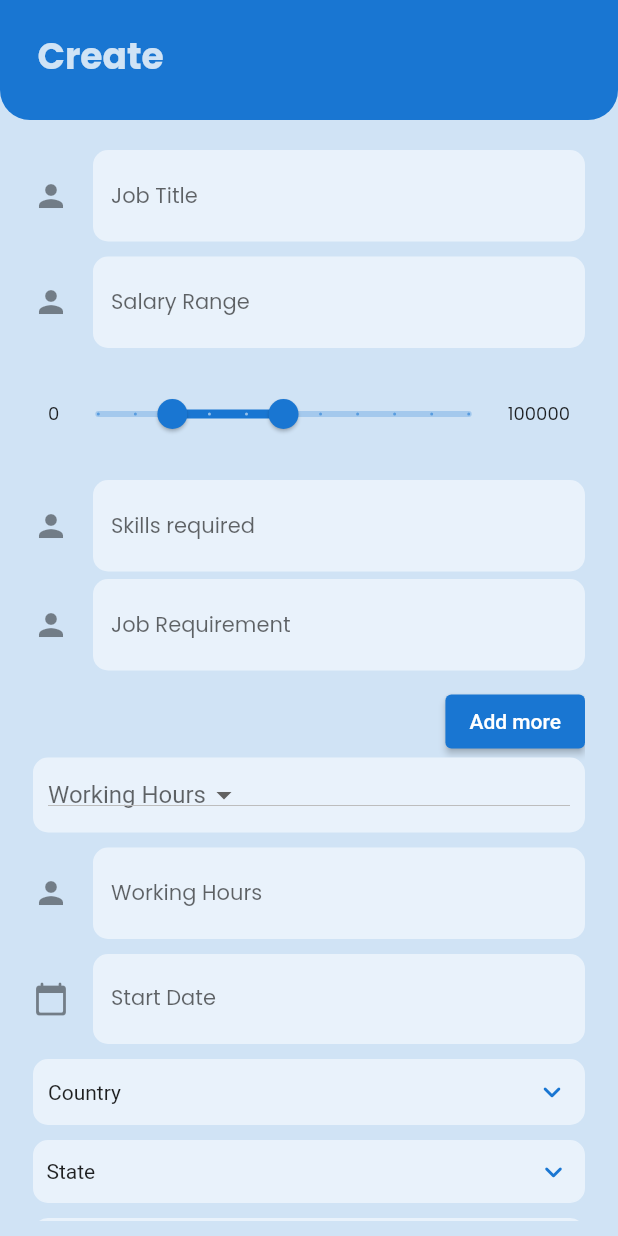
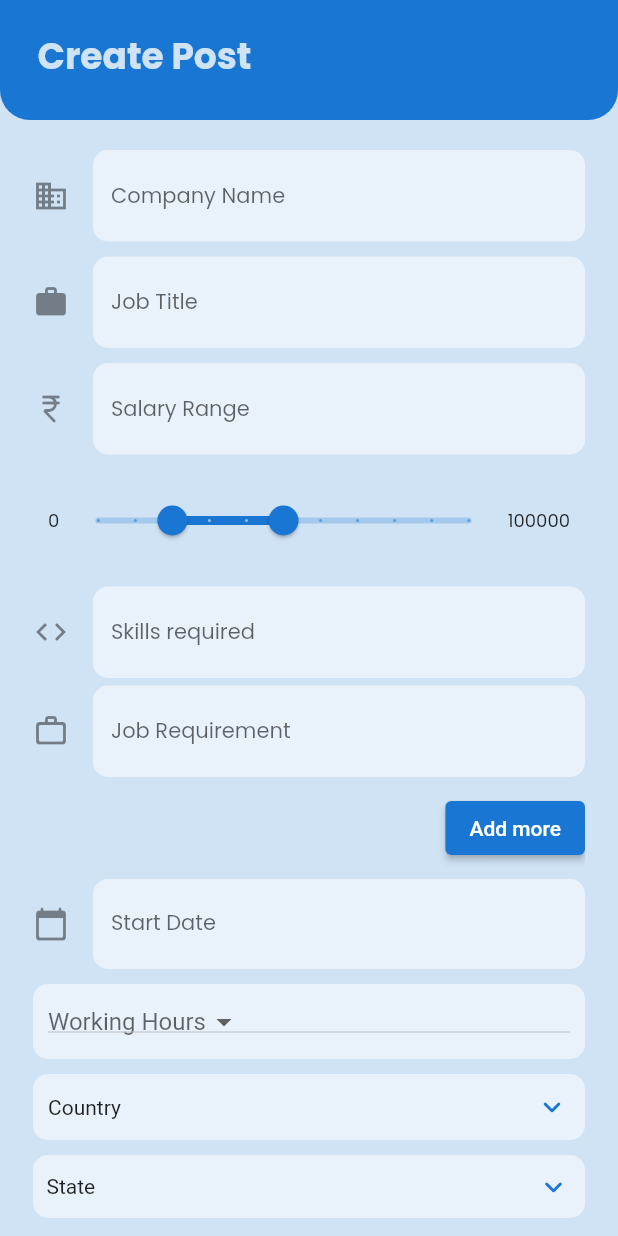
Before and after one commit to The-Blue-BIT-Hackathon/26_SPD, a Flutter app: the CreatePost screen opened directly, on a phone screen of 412 x 824 dp. Run offline on Flutter 3.47's test engine with Material 2 defaults, Android fonts, the light colour scheme and no system bars; drawn by our look-alikes of csc_picker; our stand-ins replace file_picker, firebase_auth, firebase_core, firebase_storage, flutter_feather_icons, google_fonts and 5 more; missing offline and left inert: pluto_menu_bar; accounts and stored records are empty; project files that could hold a hidden picture were left out.

Commit message:
create post screen done

```diff
--- a/lib/UI/Screens/Company/CreatePostScreen.dart
+++ b/lib/UI/Screens/Company/CreatePostScreen.dart
@@ -121,7 +121,7 @@
           backgroundColor: Colors.transparent,
           elevation: 0.0,
           toolbarHeight: 80,
-          flexibleSpace: const RoundAppBar(title: 'Create'),
+          flexibleSpace: const RoundAppBar(title: 'Create Post'),
         ),
         body: Container(
           margin: const EdgeInsets.symmetric(horizontal: 22.0, vertical: 10.0),
@@ -130,12 +130,29 @@
               children: [
                 const SizedBox(height: 10.0),
                 TextField(
+                  controller: _cnameController,
+                  keyboardType: TextInputType.name,
+                  decoration: InputDecoration(
+                    hintText: "Company Name",
+                    hintStyle: kTextPopR14,
+                    icon: const Icon(Icons.domain),
+                    filled: true,
+                    fillColor: kbgColor,
+                    border: OutlineInputBorder(
+                      borderRadius: BorderRadius.circular(10),
+                      borderSide: BorderSide.none,
+                    ),
+                  ),
+                  textInputAction: TextInputAction.next,
+                ),
+                const SizedBox(height: 10.0),
+                TextField(
                   controller: _titleController,
                   keyboardType: TextInputType.name,
                   decoration: InputDecoration(
                     hintText: "Job Title",
                     hintStyle: kTextPopR14,
-                    icon: const Icon(Icons.person),
+                    icon: const Icon(Icons.work),
                     filled: true,
                     fillColor: kbgColor,
                     border: OutlineInputBorder(
@@ -152,7 +169,7 @@
                   decoration: InputDecoration(
                     hintText: "Salary Range",
                     hintStyle: kTextPopR14,
-                    icon: const Icon(Icons.person),
+                    icon: const Icon(Icons.currency_rupee_rounded),
                     filled: true,
                     fillColor: kbgColor,
                     border: OutlineInputBorder(
@@ -202,7 +219,7 @@
                   decoration: InputDecoration(
                     hintText: "Skills required",
                     hintStyle: kTextPopR14,
-                    icon: const Icon(Icons.person),
+                    icon: const Icon(Icons.code),
                     filled: true,
                     fillColor: kbgColor,
                     border: OutlineInputBorder(
@@ -224,7 +241,7 @@
                           decoration: InputDecoration(
                             hintText: "Job Requirement",
                             hintStyle: kTextPopR14,
-                            icon: const Icon(Icons.person),
+                            icon: const Icon(Icons.work_outline_rounded),
                             filled: true,
                             fillColor: kbgColor,
                             border: OutlineInputBorder(
@@ -247,52 +264,22 @@
                     ),
                   ],
                 ),
-                Container(
-                  padding: const EdgeInsets.all(10),
-                  width: double.infinity,
-                  height: 50.0,
-                  decoration: BoxDecoration(
-                    color: kbgColor,
-                    borderRadius: BorderRadius.circular(10.0),
-                  ),
-                  child: DropdownButton(
-                    hint: const Text('Working Hours'),
-                    value: _hours,
-                    items: ['2-3', '3-5', '5-7', '8-12'].map((size) {
-                      return DropdownMenuItem(
-                        value: size,
-                        child: Text(size),
-                        onTap: () {
-                          setState(() {
-                            _hours = size;
-                          });
-                        },
-                      );
-                    }).toList(),
-                    onChanged: (value) {
-                      setState(() {
-                        _workinghrsController.text = value.toString();
-                      });
-                    },
-                  ),
-                ),
-                const SizedBox(height: 10.0),
-                TextField(
-                  controller: _workinghrsController,
-                  keyboardType: TextInputType.name,
-                  decoration: InputDecoration(
-                    hintText: "Working Hours",
-                    hintStyle: kTextPopR14,
-                    icon: const Icon(Icons.person),
-                    filled: true,
-                    fillColor: kbgColor,
-                    border: OutlineInputBorder(
-                      borderRadius: BorderRadius.circular(10),
-                      borderSide: BorderSide.none,
-                    ),
-                  ),
-                  textInputAction: TextInputAction.next,
-                ),
+                // TextField(
+                //   controller: _workinghrsController,
+                //   keyboardType: TextInputType.name,
+                //   decoration: InputDecoration(
+                //     hintText: "Working Hours",
+                //     hintStyle: kTextPopR14,
+                //     icon: const Icon(Icons.person),
+                //     filled: true,
+                //     fillColor: kbgColor,
+                //     border: OutlineInputBorder(
+                //       borderRadius: BorderRadius.circular(10),
+                //       borderSide: BorderSide.none,
+                //     ),
+                //   ),
+                //   textInputAction: TextInputAction.next,
+                // ),
                 const SizedBox(height: 10.0),
                 SizedBox(
                   width: double.infinity,
@@ -337,7 +324,39 @@
                         } else {}
                       }),
                 ),
+
                 const SizedBox(height: 10.0),
+                                Container(
+                  padding: const EdgeInsets.all(10),
+                  width: double.infinity,
+                  height: 50.0,
+                  decoration: BoxDecoration(
+                    color: kbgColor,
+                    borderRadius: BorderRadius.circular(10.0),
+                  ),
+                  child: DropdownButton(
+                    hint: const Text('Working Hours'),
+                    value: _hours,
+                    items: ['2-3', '3-5', '5-7', '8-12'].map((size) {
+                      return DropdownMenuItem(
+                        value: size,
+                        child: Text(size),
+                        onTap: () {
+                          setState(() {
+                            _hours = size;
+                          });
+                        },
+                      );
+                    }).toList(),
+                    onChanged: (value) {
+                      setState(() {
+                        _workinghrsController.text = value.toString();
+                      });
+                    },
+                  ),
+                ),
+                const SizedBox(height: 10.0),
+
                 CSCPicker(
                   dropdownDecoration: BoxDecoration(
                     borderRadius: const BorderRadius.all(Radius.circular(10)),
```
